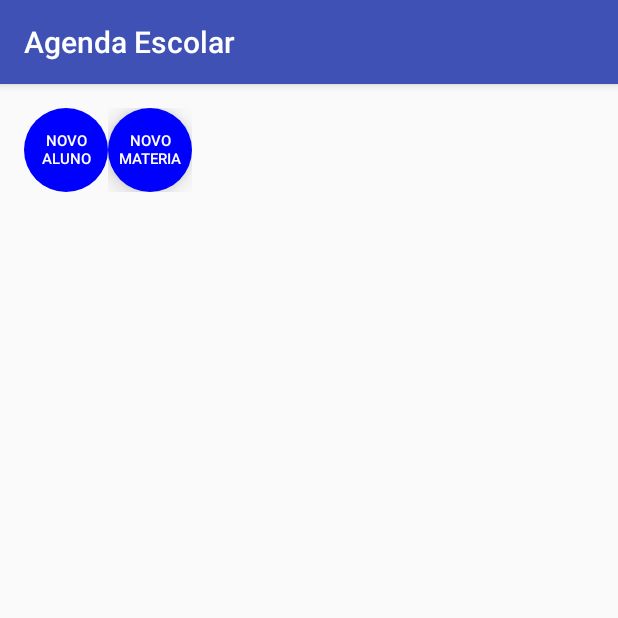
After one commit to DcbcGit/AulaAndroid, an Android app: the TelaInicial screen opened directly, with no data from a screen before it, on a phone screen of 412 x 824 dp, the top half of it. The commit adds this screen. Run offline under Robolectric (Android 15) with nearby library versions, the phone set to English and light mode, and no system bars.

Commit message:
Final da Aula 29/11/2017

```diff
--- a/app/build.gradle
+++ b/app/build.gradle
@@ -25,4 +25,5 @@ dependencies {
     testImplementation 'junit:junit:4.12'
     androidTestImplementation 'com.android.support.test:runner:1.0.1'
     androidTestImplementation 'com.android.support.test.espresso:espresso-core:3.0.1'
+    compile group: 'com.google.code.gson', name: 'gson', version: '2.8.2'
 }
--- /dev/null
+++ b/app/src/main/java/br/senac/rn/agendaescolar/views/TelaInicial.java
@@ -0,0 +1,36 @@
+package br.senac.rn.agendaescolar.views;
+
+import android.content.Intent;
+import android.support.v7.app.AppCompatActivity;
+import android.os.Bundle;
+import android.view.View;
+import android.widget.Button;
+
+public class TelaInicial extends AppCompatActivity {
+
+    Button btnNovoAluno, btnNovaMateria;
+
+    @Override
+    protected void onCreate(Bundle savedInstanceState) {
+        super.onCreate(savedInstanceState);
+        setContentView(R.layout.activity_tela_inicial);
+
+        this.criaComponentes();
+        this.criaEventos();
+    }
+
+    protected void criaComponentes() {
+        btnNovoAluno = (Button) findViewById(R.id.btnNovoAluno_ACTInicial);
+
+    }
+
+    protected void criaEventos() {
+        btnNovoAluno.setOnClickListener(new View.OnClickListener() {
+            @Override
+            public void onClick(View view) {
+                Intent intActNovoAluno = new Intent(TelaInicial.this,ListaAlunosActivity.class);
+            }
+        });
+    }
+
+}
--- /dev/null
+++ b/app/src/main/res/layout/activity_tela_inicial.xml
@@ -0,0 +1,64 @@
+<?xml version="1.0" encoding="utf-8"?>
+<RelativeLayout xmlns:android="http://schemas.android.com/apk/res/android"
+    android:layout_width="match_parent"
+    android:layout_height="match_parent"
+    android:layout_margin="16dp">
+
+    <TableLayout
+        android:layout_width="match_parent"
+        android:layout_height="match_parent">
+
+        <TableRow
+            android:layout_width="match_parent"
+            android:layout_height="match_parent">
+
+            <TabWidget >
+
+                <Button
+                    android:id="@+id/btnNovoAluno_ACTInicial"
+                    android:layout_width="56dp"
+                    android:layout_height="56dp"
+                    android:background="@drawable/fundo_botao_adicionar"
+
+                    android:stateListAnimator="@null"
+                    android:text="Novo Aluno"
+                    android:textColor="#FFFFFF"
+                    android:textSize="10sp" />
+            </TabWidget>
+
+            <TabWidget >
+
+                <Button
+                    android:id="@+id/btnNovaMateria_ACTInicial"
+                    android:layout_width="56dp"
+                    android:layout_height="56dp"
+                    android:background="@drawable/fundo_botao_adicionar"
+                    android:elevation="10dp"
+
+                    android:stateListAnimator="@null"
+                    android:text="Novo Materia"
+                    android:textColor="#FFFFFF"
+                    android:textSize="10sp" />
+            </TabWidget>
+
+        </TableRow>
+
+        <TableRow
+            android:layout_width="match_parent"
+            android:layout_height="40dp">
+
+        </TableRow>
+
+
+        <TableRow
+            android:layout_width="match_parent"
+            android:layout_height="match_parent">
+
+
+        </TableRow>
+
+        <TableRow
+            android:layout_width="match_parent"
+            android:layout_height="match_parent" />
+    </TableLayout>
+</RelativeLayout>
```
Also changed, not shown: app/src/main/AndroidManifest.xml (+12 -2 lines), app/src/main/java/br/senac/rn/agendaescolar/adapter/AlunoAdapter.java (added, +65 -0 lines), app/src/main/java/br/senac/rn/agendaescolar/daos/AlunoDao.java (+17 -9 lines), app/src/main/java/br/senac/rn/agendaescolar/models/Aluno.java (+19 -6 lines), app/src/main/java/br/senac/rn/agendaescolar/service/AcessoAssync.java (added, +47 -0 lines), app/src/main/java/br/senac/rn/agendaescolar/service/AcessoWS.java (added, +54 -0 lines), app/src/main/java/br/senac/rn/agendaescolar/service/AlunoService.java (added, +33 -0 lines), app/src/main/java/br/senac/rn/agendaescolar/views/AlunoFormularioActivity.java (+69 -3 lines), app/src/main/java/br/senac/rn/agendaescolar/views/ListaAlunosActivity.java (+46 -6 lines), app/src/main/res/layout/activity_aluno_formulario.xml (+15 -2 lines), app/src/main/res/layout/item_lista_aluno.xml (added, +39 -0 lines).
